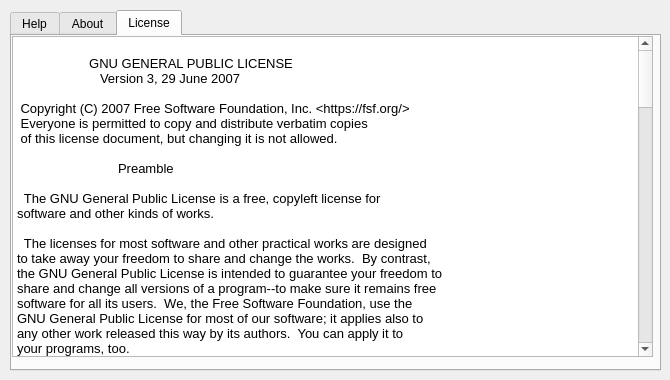
apps-open/BiLinguo, file window/interface/about_interface.ui: the form before one commit.
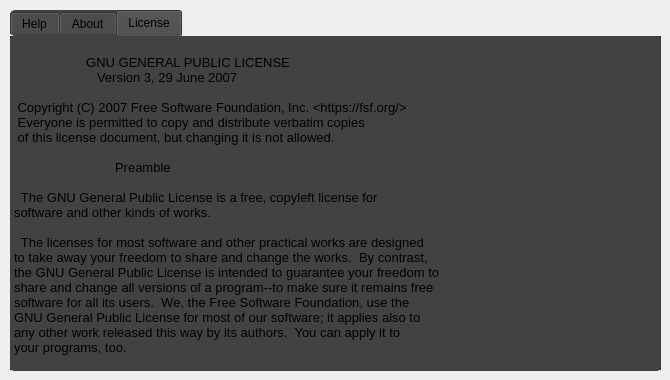
The form after the commit. The open tabs and pages were chosen to show the change. Icons and pictures are not drawn.

```diff
--- a/window/interface/about_interface.ui
+++ b/window/interface/about_interface.ui
@@ -22,6 +22,12 @@
      <height>361</height>
     </rect>
    </property>
+   <property name="styleSheet">
+    <string notr="true">*{background: #424242;
+border-radius: 5px;
+border: 0px solid;
+height: 32px;}</string>
+   </property>
    <property name="tabPosition">
     <enum>QTabWidget::North</enum>
    </property>
@@ -94,6 +100,9 @@
        <height>321</height>
       </rect>
      </property>
+     <property name="styleSheet">
+      <string notr="true"/>
+     </property>
      <property name="html">
       <string>&lt;!DOCTYPE HTML PUBLIC &quot;-//W3C//DTD HTML 4.0//EN&quot; &quot;http://www.w3.org/TR/REC-html40/strict.dtd&quot;&gt;
 &lt;html&gt;&lt;head&gt;&lt;meta name=&quot;qrichtext&quot; content=&quot;1&quot; /&gt;&lt;style type=&quot;text/css&quot;&gt;
```
Left out of the diff: 2 changed lines with no effect on the pictures.
